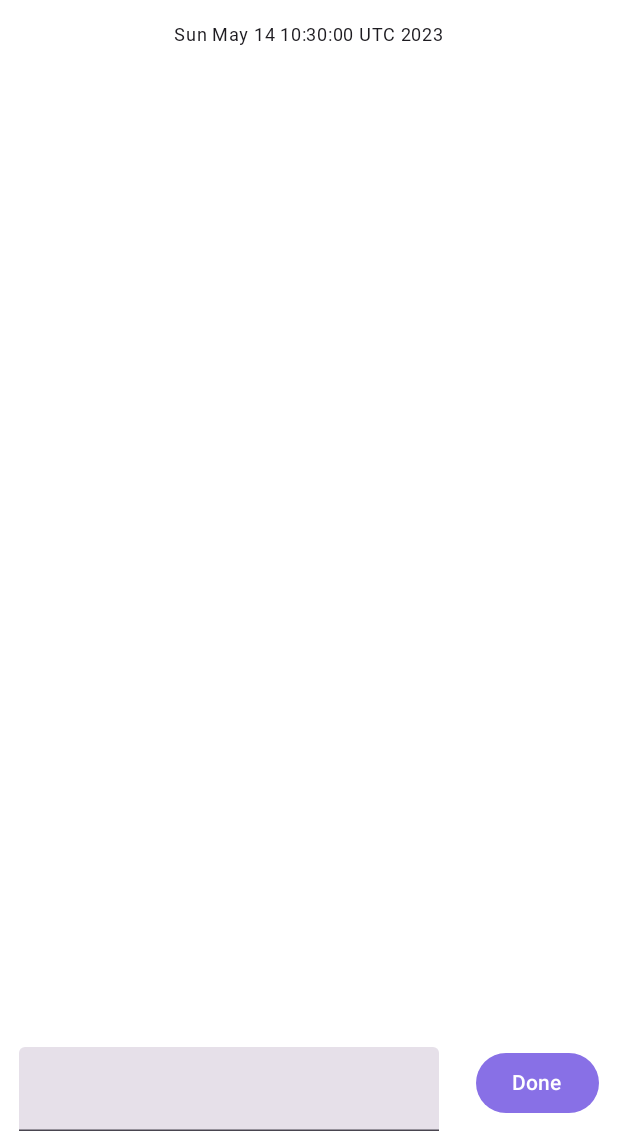
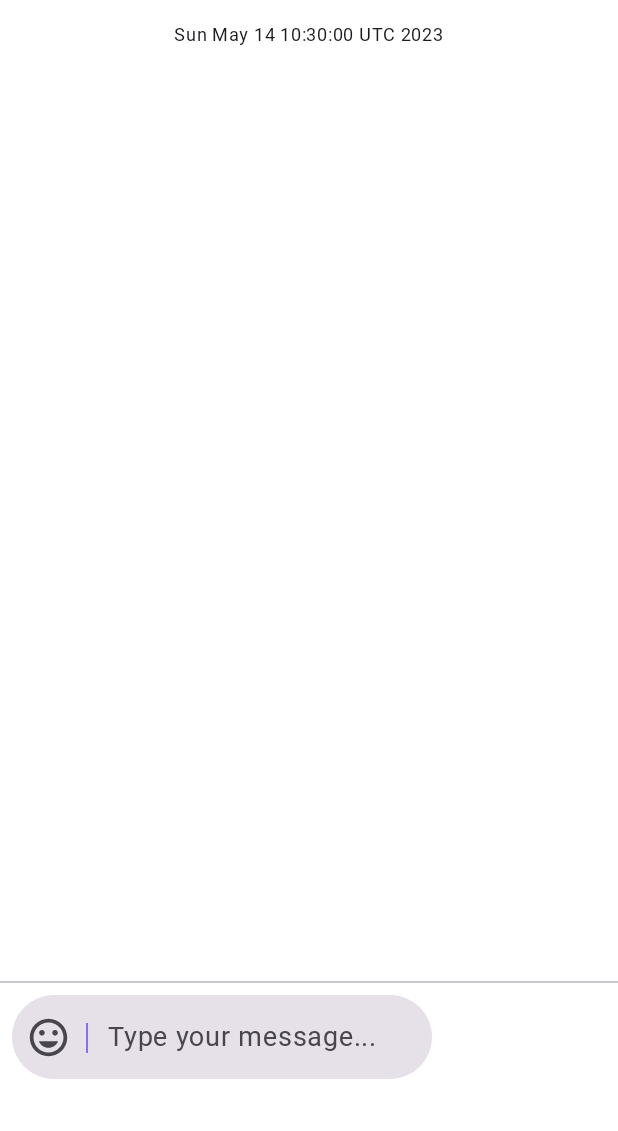
Before and after one commit to joselopez1005/Miko, an Android app built with Jetpack Compose: the screen it shows after launch (MainActivity), on a phone screen of 412 x 824 dp, the part 105-1236 px from its top. Run offline under Robolectric (Android 15) with nearby library versions, the phone set to English and light mode, and no system bars; our stand-ins replace Dagger/Hilt's generated code.

Commit message:
Improving chat message box

```diff
--- a/app/src/main/java/com/example/miko/presentation/ui/chat_screen/ChatScreen.kt
+++ b/app/src/main/java/com/example/miko/presentation/ui/chat_screen/ChatScreen.kt
@@ -1,3 +1,5 @@
+@file:OptIn(ExperimentalMaterial3Api::class)
+
 package com.example.miko.presentation.ui.chat_screen
 
 import androidx.compose.foundation.background
@@ -10,14 +12,16 @@ import androidx.compose.foundation.layout.fillMaxWidth
 import androidx.compose.foundation.layout.height
 import androidx.compose.foundation.layout.padding
 import androidx.compose.foundation.layout.size
+import androidx.compose.foundation.layout.width
 import androidx.compose.foundation.lazy.LazyColumn
 import androidx.compose.foundation.shape.CircleShape
-import androidx.compose.material3.Button
+import androidx.compose.material3.Divider
 import androidx.compose.material3.ExperimentalMaterial3Api
 import androidx.compose.material3.Icon
 import androidx.compose.material3.MaterialTheme
 import androidx.compose.material3.Text
 import androidx.compose.material3.TextField
+import androidx.compose.material3.TextFieldDefaults
 import androidx.compose.runtime.Composable
 import androidx.compose.runtime.collectAsState
 import androidx.compose.runtime.mutableStateOf
@@ -31,12 +35,15 @@ import androidx.compose.ui.text.input.TextFieldValue
 import androidx.compose.ui.tooling.preview.Preview
 import androidx.compose.ui.unit.dp
 import androidx.hilt.navigation.compose.hiltViewModel
+import com.example.miko.R
+import com.example.miko.domain.chat.Message
 import com.example.miko.presentation.ui.chat_screen.ChatViewModel.Companion.ASSISTANT
 import com.example.miko.presentation.ui.chat_screen.ChatViewModel.Companion.SYSTEM
 import com.example.miko.presentation.ui.chat_screen.ChatViewModel.Companion.USER
 import com.example.miko.presentation.ui.theme.MessageBubbleShapeAssistant
 import com.example.miko.presentation.ui.theme.MessageBubbleShapeUser
 import com.example.miko.presentation.ui.theme.MikoTheme
+import com.example.miko.presentation.ui.theme.Shapes
 import java.util.Date
 
 @OptIn(ExperimentalMaterial3Api::class)
@@ -56,8 +63,7 @@ fun ChatScreenContent(
     state: ChatScreenStates,
     onButtonPressed: (ChatScreenEvents) -> Unit
 ) {
-    val textState = remember { mutableStateOf(TextFieldValue()) }
-    Column(
+    Box(
         modifier = Modifier
             .fillMaxSize()
             .background(MaterialTheme.colorScheme.background),
@@ -66,32 +72,26 @@ fun ChatScreenContent(
             state = state,
             modifier = Modifier
                 .fillMaxWidth()
+                .height(70.dp)
                 .background(Color.Blue)
+                .align(Alignment.TopCenter)
         )
 
-        Box(modifier = Modifier.fillMaxSize()) {
+        Column(modifier = Modifier
+            .fillMaxSize()
+            .padding(top = 70.dp, bottom = 100.dp)) {
             ChatMessageSection(
                 state = state, modifier = Modifier
-                    .align(Alignment.Center)
                     .fillMaxWidth()
             )
+        }
 
-            Row(
-                modifier = Modifier
-                    .fillMaxWidth()
-                    .align(Alignment.BottomCenter),
-                horizontalArrangement = Arrangement.SpaceAround
-            ) {
-                TextField(
-                    value = textState.value,
-                    onValueChange = { textState.value = it }
-                )
-
-                Button(onClick = { onButtonPressed(ChatScreenEvents.OnSendMessage(textState.value.text)) }) {
-                    Text(text = "Done")
-                }
-            }
-        }
+        BottomChatSection(
+            Modifier
+                .fillMaxWidth()
+                .align(Alignment.BottomCenter)
+                .height(100.dp)
+        )
     }
 }
 
@@ -199,6 +199,61 @@ fun ChatMessageSection(
     }
 }
 
+@OptIn(ExperimentalMaterial3Api::class)
+@Composable
+fun BottomChatSection(
+    modifier: Modifier = Modifier
+) {
+    val textState = remember { mutableStateOf(TextFieldValue()) }
+
+    Column(modifier) {
+        Divider(thickness = 1.dp)
+        Row(
+            horizontalArrangement = Arrangement.SpaceEvenly,
+            verticalAlignment = Alignment.CenterVertically,
+            modifier = Modifier.padding(8.dp)
+        ) {
+            TextField(
+                value = textState.value,
+                onValueChange = { textState.value = it },
+                placeholder = {
+                    Text("Type your message...", style = MaterialTheme.typography.bodyLarge)
+                },
+                colors = TextFieldDefaults.textFieldColors(
+                    textColor = MaterialTheme.colorScheme.onSecondary,
+                    focusedIndicatorColor = Color.Transparent,
+                    unfocusedIndicatorColor = Color.Transparent,
+                    disabledIndicatorColor = Color.Transparent
+                ),
+                leadingIcon = {
+                    Row(
+                        horizontalArrangement = Arrangement.SpaceEvenly,
+                        verticalAlignment = Alignment.CenterVertically,
+                        modifier = Modifier.width(60.dp)
+                    ) {
+                        Icon(
+                            painter = painterResource(id = R.drawable.insert_emoji),
+                            contentDescription = null,
+                            modifier = Modifier
+                                .size(30.dp)
+                                .clip(CircleShape)
+                        )
+
+                        Divider(
+                            thickness = 1.dp,
+                            color = MaterialTheme.colorScheme.surfaceTint,
+                            modifier = Modifier.width(1.dp).height(20.dp)
+                        )
+                    }
+                },
+                modifier = Modifier
+                    .clip(Shapes.extraLarge)
+                    .background(MaterialTheme.colorScheme.secondary)
+            )
+        }
+    }
+}
+
 @Composable
 fun MessageBubble(
     message: String,
@@ -209,7 +264,7 @@ fun MessageBubble(
     Box(
         modifier = modifier
             .clip(
-               if (isUser) MessageBubbleShapeUser else MessageBubbleShapeAssistant
+                if (isUser) MessageBubbleShapeUser else MessageBubbleShapeAssistant
             )
             .background(if (isUser) MaterialTheme.colorScheme.primary else MaterialTheme.colorScheme.secondary)
     ) {
@@ -230,7 +285,14 @@ fun MessageBubble(
 fun ChatScreenContentPreview() {
     MikoTheme {
         ChatScreenContent(
-            ChatScreenStates(completions = null, true, null),
+            ChatScreenStates(
+                completions = null, true, null,
+                chatLogs = mutableListOf(
+                    Message("system", "You are a helpful assistant"),
+                    Message(USER, "Hello my name is Jose"),
+                    Message(ASSISTANT, "Hello, Jose, my name is Miko")
+                ),
+            ),
             onButtonPressed = {}
         )
     }
@@ -246,3 +308,11 @@ fun MessageBubblePreview() {
         )
     }
 }
+
+@Preview(showBackground = true)
+@Composable
+fun BottomChatSectionPreview() {
+    MikoTheme {
+        BottomChatSection()
+    }
+}
--- /dev/null
+++ b/app/src/main/res/drawable/insert_emoji.xml
@@ -0,0 +1,5 @@
+<vector android:height="24dp" android:tint="#000000"
+    android:viewportHeight="24" android:viewportWidth="24"
+    android:width="24dp" xmlns:android="http://schemas.android.com/apk/res/android">
+    <path android:fillColor="@android:color/white" android:pathData="M11.99,2C6.47,2 2,6.48 2,12s4.47,10 9.99,10C17.52,22 22,17.52 22,12S17.52,2 11.99,2zM12,20c-4.42,0 -8,-3.58 -8,-8s3.58,-8 8,-8 8,3.58 8,8 -3.58,8 -8,8zM15.5,11c0.83,0 1.5,-0.67 1.5,-1.5S16.33,8 15.5,8 14,8.67 14,9.5s0.67,1.5 1.5,1.5zM8.5,11c0.83,0 1.5,-0.67 1.5,-1.5S9.33,8 8.5,8 7,8.67 7,9.5 7.67,11 8.5,11zM12,17.5c2.33,0 4.31,-1.46 5.11,-3.5L6.89,14c0.8,2.04 2.78,3.5 5.11,3.5z"/>
+</vector>
```
